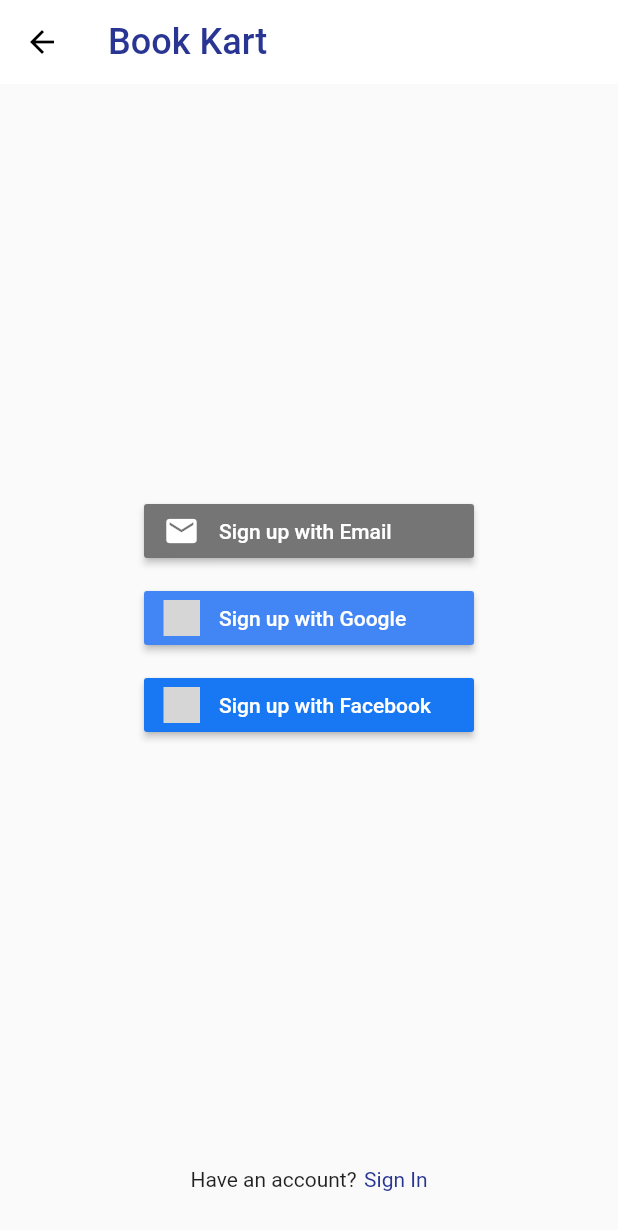
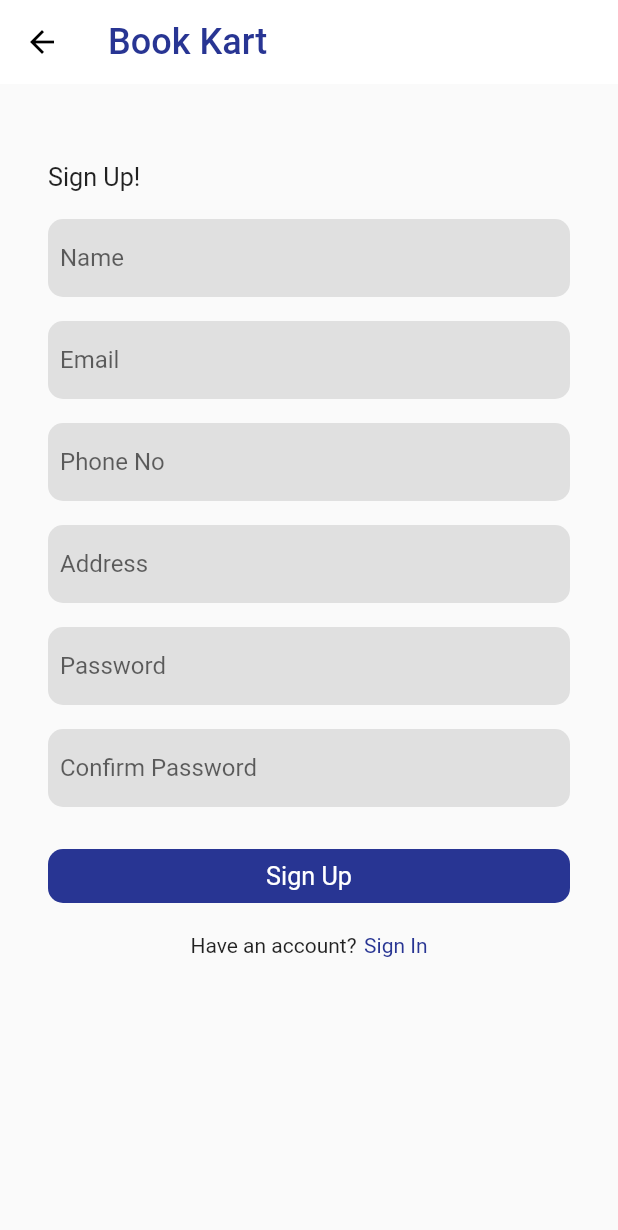
Before and after one commit to navdeep-stack/BookKart_Flutter, a Flutter app: the SignUpScreen screen opened directly, after a tap on "Sign up with Google", on a phone screen of 412 x 824 dp. Shown: the top 1230 px of the screen. Run offline on Flutter 3.47's test engine with Material 2 defaults, Android fonts, the phone set to English and light mode, and no system bars; our stand-ins replace cloud_firestore, firebase_auth, flutter_signin_button, get, google_sign_in, shared_preferences; accounts and stored records are empty; grey boxes are pictures that could not be loaded.

```diff
--- a/lib/main.dart
+++ b/lib/main.dart
@@ -1,5 +1,4 @@
-
-import 'package:bookkart_flutter/screens/splash_screen.dart';
+import 'package:book/screens/splash_screen.dart';
 import 'package:flutter/material.dart';
 import 'package:get/route_manager.dart';
 
--- /dev/null
+++ b/lib/models/user_model.dart
@@ -0,0 +1,45 @@
+import 'package:cloud_firestore/cloud_firestore.dart';
+import 'package:flutter/material.dart';
+
+class UserModel {
+  String? name;
+  String? email;
+  String? phoneNumber;
+  String? address;
+  String? id;
+  List<dynamic>? favouriteBooks;
+  UserModel({
+    this.name,
+    this.email,
+    this.phoneNumber,
+    this.address,
+    this.id,
+    this.favouriteBooks,
+  });
+
+  UserModel.fromJson(DocumentSnapshot data) {
+    final json = data.data() as Map;
+    name = json['name'];
+    email = json['email'];
+    phoneNumber = json['phone_number'];
+    address = json['address'];
+    id = data.id;
+    favouriteBooks = json['favourite_books'] ?? [];
+  }
+
+  Map<String, dynamic> toJson() {
+    final Map<String, dynamic> data = {};
+    data['name'] = name;
+    data['email'] = email;
+    data['phone_number'] = phoneNumber;
+    data['address'] = address;
+    data['favourite_books'] = favouriteBooks;
+    return data;
+  }
+
+  @override
+  bool operator ==(other) => other is UserModel && other.id == id;
+
+  @override
+  int get hashCode => id.hashCode;
+}
--- a/lib/screens/account_management/signup_form.dart
+++ b/lib/screens/account_management/signup_form.dart
@@ -1,12 +1,80 @@
-import 'package:bookkart_flutter/screens/user/user_home_screen.dart';
-import 'package:bookkart_flutter/widgets/common/custom_appbar.dart';
-import 'package:bookkart_flutter/widgets/common/custom_button.dart';
-import 'package:bookkart_flutter/widgets/common/custom_text_field.dart';
+import 'package:book/models/user_provider.dart';
+import 'package:cloud_firestore/cloud_firestore.dart';
+import 'package:firebase_auth/firebase_auth.dart';
 import 'package:flutter/material.dart';
 import 'package:get/get.dart';
+import 'package:google_sign_in/google_sign_in.dart';
+import 'package:provider/provider.dart';
+import 'package:book/data/shared_data.dart';
+import 'package:book/models/user_model.dart';
+import 'package:book/screens/splash_screen.dart';
+import 'package:book/widgets/common/custom_appbar.dart';
+import 'package:book/widgets/common/custom_button.dart';
+import 'package:book/widgets/common/custom_text_field.dart';
+import 'package:book/widgets/common/text_error.dart';
 
 class SignUpForm extends StatelessWidget {
-  const SignUpForm({Key? key}) : super(key: key);
+  final GoogleSignInAccount? googleAccount;
+  SignUpForm({
+    Key? key,
+    this.googleAccount,
+  }) : super(key: key) {
+    _email = TextEditingController(text: googleAccount?.email ?? "");
+    _name = TextEditingController(text: googleAccount?.displayName ?? "");
+  }
+  late TextEditingController _email;
+  final TextEditingController _password = TextEditingController();
+  late TextEditingController _name;
+  final TextEditingController _phoneNumber = TextEditingController();
+  final TextEditingController _confirmPassword = TextEditingController();
+  final TextEditingController _address = TextEditingController();
+
+  final errNotifier = ValueNotifier('');
+  _onRegister(context) async {
+    String email = _email.text.trim();
+    String password = _password.text.trim();
+    String confirmPassword = _confirmPassword.text.trim();
+    String name = _name.text.trim();
+    String address = _address.text.trim();
+    String phoneNumber = _phoneNumber.text.trim();
+    if (email.isEmpty ||
+        password.isEmpty ||
+        name.isEmpty ||
+        !(email.isEmail) ||
+        phoneNumber.isEmpty ||
+        address.isEmpty) {
+      errNotifier.value = "Please enter all the values";
+    } else if (password != confirmPassword) {
+      errNotifier.value = "password and confirm password needs to be same";
+    } else {
+      FirebaseAuth.instance
+          .createUserWithEmailAndPassword(email: email, password: password)
+          .then((value) async {
+        final _user = UserModel(
+          name: name,
+          address: address,
+          email: email,
+          phoneNumber: phoneNumber,
+          id: value.user!.uid,
+          favouriteBooks: [],
+        ).toJson();
+
+        await FirebaseFirestore.instance
+            .collection('users')
+            .doc(value.user!.uid)
+            .set(_user);
+        SharedData.writeLogInId(value.user!.uid);
+        Get.offAll(() => const SplashScreen());
+        Provider.of<UserProvider?>(context, listen: false)!
+            .assignUser(value.user!.uid);
+        Get.snackbar("Register Successful", "Congratulations !");
+      }).catchError((error) {
+        if (error is FirebaseAuthException) {
+          errNotifier.value = error.message ?? "";
+        }
+      });
+    }
+  }
 
   @override
   Widget build(BuildContext context) {
@@ -31,23 +99,48 @@ class SignUpForm extends StatelessWidget {
               const SizedBox(
                 height: 10,
               ),
-              const CustomFormField(hint: "Name"),
-              const CustomFormField(hint: "Email"),
-              const CustomFormField(hint: "Phone No"),
-              const CustomFormField(hint: "Address"),
-              const CustomFormField(hint: "Password"),
-              const CustomFormField(hint: "Confirm Password"),
+              CustomFormField(
+                hint: "Name",
+                controller: _name,
+              ),
+              CustomFormField(
+                hint: "Email",
+                controller: _email,
+              ),
+              CustomFormField(
+                hint: "Phone No",
+                controller: _phoneNumber,
+              ),
+              CustomFormField(
+                hint: "Address",
+                controller: _address,
+              ),
+              CustomFormField(
+                hint: "Password",
+                controller: _password,
+              ),
+              CustomFormField(
+                hint: "Confirm Password",
+                controller: _confirmPassword,
+              ),
+              const SizedBox(height: 10),
+              ValueListenableBuilder(
+                valueListenable: errNotifier,
+                builder: (BuildContext context, String value, Widget? child) {
+                  return value.isEmpty
+                      ? const SizedBox()
+                      : Provider<String>.value(
+                    value: value,
+                    child: const TextError(),
+                  );
+                },
+              ),
               const SizedBox(
                 height: 10,
               ),
               CustomButton(
-                  title: "Sign Up",
-                  onPressed: () {
-                    Get.to(() => UserHomeScreen());
-                  }),
-              const SizedBox(
-                height: 20,
-              ),
+                  title: "Sign Up", onPressed: () => _onRegister(context)),
+              const SizedBox(height: 20),
               Row(
                 mainAxisAlignment: MainAxisAlignment.center,
                 crossAxisAlignment: CrossAxisAlignment.center,
--- a/lib/screens/account_management/signup_screen.dart
+++ b/lib/screens/account_management/signup_screen.dart
@@ -1,12 +1,23 @@
-import 'package:bookkart_flutter/screens/account_management/signup_form.dart';
-import 'package:bookkart_flutter/widgets/common/custom_appbar.dart';
+import 'package:book/screens/account_management/signup_form.dart';
+import 'package:firebase_auth/firebase_auth.dart';
 import 'package:flutter/material.dart';
 import 'package:flutter_signin_button/button_list.dart';
 import 'package:flutter_signin_button/button_view.dart';
 import 'package:get/get.dart';
+import 'package:google_sign_in/google_sign_in.dart';
+import 'package:book/widgets/common/custom_appbar.dart';
 
 class SignUpScreen extends StatelessWidget {
   const SignUpScreen({Key? key}) : super(key: key);
+  _handleGoogleSignIn() {
+    final FirebaseAuth _auth = FirebaseAuth.instance;
+    final GoogleSignIn _googleSignIn = GoogleSignIn();
+    _googleSignIn.signIn().then((value) {
+      Get.to(() => SignUpForm(
+        googleAccount: value,
+      ));
+    });
+  }
 
   @override
   Widget build(BuildContext context) {
@@ -22,7 +33,7 @@ class SignUpScreen extends StatelessWidget {
               Buttons.Email,
               text: "Sign up with Email",
               onPressed: () {
-                Get.to(() => const SignUpForm());
+                Get.to(() => SignUpForm());
               },
             ),
           ),
@@ -33,17 +44,7 @@ class SignUpScreen extends StatelessWidget {
             child: SignInButton(
               Buttons.GoogleDark,
               text: "Sign up with Google",
-              onPressed: () {},
-            ),
-          ),
-          const SizedBox(
-            height: 10,
-          ),
-          Center(
-            child: SignInButton(
-              Buttons.FacebookNew,
-              text: "Sign up with Facebook",
-              onPressed: () {},
+              onPressed: _handleGoogleSignIn,
             ),
           ),
           const SizedBox(
--- a/lib/screens/splash_screen.dart
+++ b/lib/screens/splash_screen.dart
@@ -1,7 +1,10 @@
 import 'dart:async';
+import 'package:book/data/shared_data.dart';
+import 'package:book/screens/account_management/login_screen.dart';
+import 'package:book/screens/admin/admin_home_screen.dart';
+import 'package:book/screens/user/user_home_screen.dart';
 import 'package:flutter/material.dart';
 import 'package:get/get.dart';
-import 'account_management/login_screen.dart';
 
 class SplashScreen extends StatefulWidget {
   const SplashScreen({Key? key}) : super(key: key);
--- a/lib/widgets/common/custom_text_field.dart
+++ b/lib/widgets/common/custom_text_field.dart
@@ -2,9 +2,13 @@ import 'package:flutter/material.dart';
 
 class CustomFormField extends StatelessWidget {
   final String hint;
+  final TextEditingController? controller;
+  final bool? enabled;
   const CustomFormField({
     Key? key,
     required this.hint,
+    this.enabled,
+    this.controller,
   }) : super(key: key);
 
   @override
@@ -17,6 +21,8 @@ class CustomFormField extends StatelessWidget {
       padding: const EdgeInsets.only(top: 2, bottom: 2, left: 8, right: 8),
       margin: const EdgeInsets.only(top: 8, bottom: 8),
       child: TextFormField(
+        controller: controller,
+        enabled: enabled ?? true,
         decoration: InputDecoration(
           hintText: hint,
           border: InputBorder.none,
```
Also changed, not shown: lib/data/shared_data.dart (added, +17 -0 lines), lib/data/streams.dart (added, +34 -0 lines), lib/models/book_model.dart (added, +42 -0 lines), lib/models/order_model.dart (added, +49 -0 lines), lib/models/user_provider.dart (added, +31 -0 lines), lib/screens/account_management/login_screen.dart (+69 -14 lines), lib/widgets/common/custom_appbar.dart (+4 -4 lines), lib/widgets/common/text_error.dart (added, +24 -0 lines), pubspec.yaml (+12 -50 lines), pubspec.lock, 1 other file.
